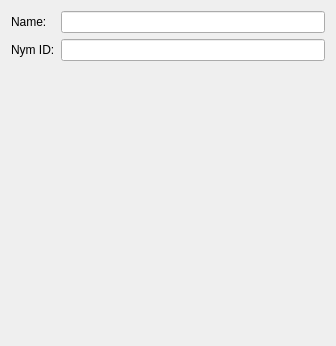
Qt form src/Widgets/nymdetails.ui (Open-Transactions/Moneychanger) before a commit.
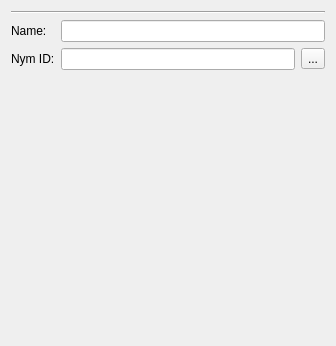
The same form after that commit. Icons and pictures are not drawn. Custom widgets are drawn as their Qt base class.

The edit to the form file:
```diff
--- a/src/Widgets/nymdetails.ui
+++ b/src/Widgets/nymdetails.ui
@@ -13,7 +13,14 @@
   <property name="windowTitle">
    <string>Form</string>
   </property>
-  <layout class="QVBoxLayout" name="verticalLayout_2">
+  <layout class="QVBoxLayout" name="verticalLayout">
+   <item>
+    <widget class="Line" name="line">
+     <property name="orientation">
+      <enum>Qt::Horizontal</enum>
+     </property>
+    </widget>
+   </item>
    <item>
     <layout class="QGridLayout" name="gridLayout">
      <item row="1" column="0">
@@ -36,7 +43,7 @@
        </property>
       </widget>
      </item>
-     <item row="0" column="1">
+     <item row="0" column="1" colspan="2">
       <widget class="QLineEdit" name="lineEditName">
        <property name="sizePolicy">
         <sizepolicy hsizetype="Expanding" vsizetype="Maximum">
@@ -59,6 +66,17 @@
        </property>
       </widget>
      </item>
+     <item row="1" column="2">
+      <widget class="QToolButton" name="toolButton">
+       <property name="text">
+        <string>...</string>
+       </property>
+       <property name="icon">
+        <iconset resource="../resource.qrc">
+         <normaloff>:/icons/icons/Basic-Copy-icon.png</normaloff>:/icons/icons/Basic-Copy-icon.png</iconset>
+       </property>
+      </widget>
+     </item>
     </layout>
    </item>
    <item>
```
Left out of the diff: 18 changed lines with no effect on the pictures.
